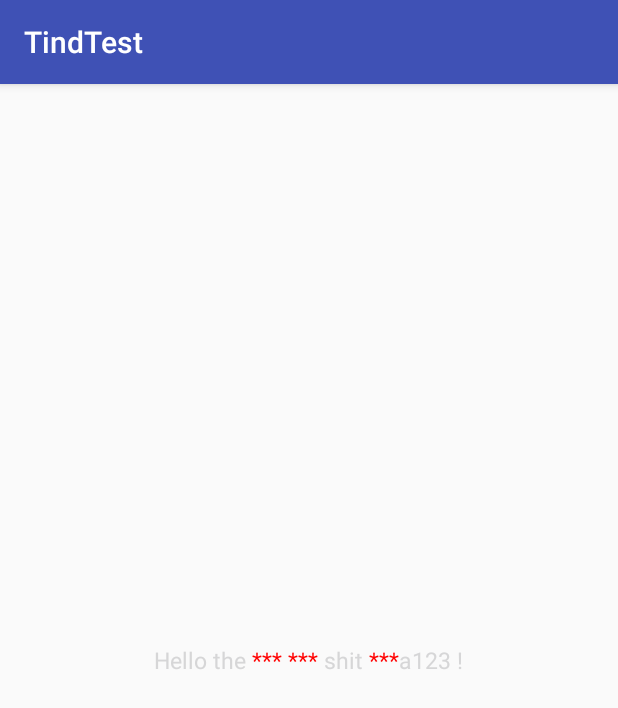
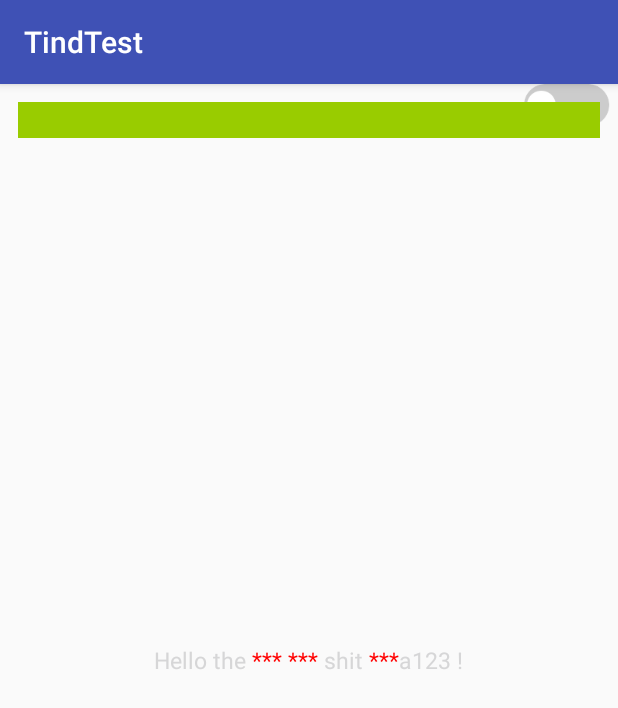
Before and after one commit to DarkSherlock/TindTest, an Android app: the TestWidgetActivity screen opened directly, with no data from a screen before it, on a phone screen of 412 x 824 dp. Shown: the top 708 px of the screen. Run offline under Robolectric (Android 15) with nearby library versions, the phone set to English and light mode, and no system bars.

Commit message:
update test content

```diff
--- a/app/build.gradle
+++ b/app/build.gradle
@@ -64,7 +64,7 @@ android {
     buildToolsVersion '28.0.3'
     defaultConfig {
         applicationId "com.liang.tind.www.tindtest"
-        minSdkVersion 17
+        minSdkVersion 21
         targetSdkVersion 27
         versionCode verCode()
         versionName verName()
@@ -210,7 +210,7 @@ dependencies {
     implementation 'com.trello.rxlifecycle2:rxlifecycle-android:2.2.1'
     implementation 'com.trello.rxlifecycle2:rxlifecycle-components:2.2.1'
     implementation 'com.orhanobut:logger:2.1.1'
-
+    implementation 'com.github.CymChad:BaseRecyclerViewAdapterHelper:2.9.30'
 //    implementation 'android.arch.navigation:navigation-fragment:1.0.0-alpha06'
     //    implementation 'android.arch.navigation:navigation-fragment:1.0.0-alpha06'
     //    implementation "android.arch.navigation:navigation-fragment:$nav_version"
--- a/app/src/main/AndroidManifest.xml
+++ b/app/src/main/AndroidManifest.xml
@@ -49,7 +49,7 @@
         <activity android:name=".activty.TestRecyclerViewActivity"/>
         <activity android:name=".activty.TestBarChartActivity"/>
         <activity android:name=".activty.TestLineChartActivity"/>
-        <activity android:name=".activty.TestWidgetActivity"/>
+        <activity android:name=".activty.widget.TestWidgetActivity"/>
         <activity android:name=".activty.widget.TestOnTouchEventActivity"/>
         <activity android:name=".activty.widget.TestViewActivity"/>
         <!--<activity android:name=".activty.TestLineChartActivity"/>-->
--- a/app/src/main/java/com/liang/tind/www/tindtest/activty/TestRotateImageViewActivity.java
+++ b/app/src/main/java/com/liang/tind/www/tindtest/activty/TestRotateImageViewActivity.java
@@ -31,8 +31,6 @@ public class TestRotateImageViewActivity extends BaseActivity {
     @Override
     protected void init() {
         ButterKnife.bind(this);
-
-
     }
 
     @OnClick(R.id.button)
--- /dev/null
+++ b/app/src/main/res/drawable/qa_goverment_publish_switch_bg_selector.xml
@@ -0,0 +1,5 @@
+<?xml version="1.0" encoding="utf-8"?>
+<selector xmlns:android="http://schemas.android.com/apk/res/android">
+    <item android:drawable="@mipmap/release_switch_open" android:state_checked="true"/>
+    <item android:drawable="@mipmap/release_switch_close" android:state_checked="false"/>
+</selector>
--- a/app/src/main/res/layout/activity_test_rbtn.xml
+++ b/app/src/main/res/layout/activity_test_rbtn.xml
@@ -23,6 +23,8 @@
         android:layout_marginTop="10dp"
         android:id="@+id/et_test"
         android:hint="输入..."
+        android:lines="5"
+        android:gravity="top"
         android:layout_width="match_parent"
         android:layout_height="wrap_content"/>
 
--- a/app/src/main/res/layout/layout_test.xml
+++ b/app/src/main/res/layout/layout_test.xml
@@ -36,4 +36,37 @@
         tools:text="text"
         android:textSize="15sp"
         />
+
+    <TextView
+        android:layout_width="wrap_content"
+        android:layout_height="wrap_content"
+        android:textColor="@color/black_light_333"
+        tools:text="tind"
+        android:layout_alignBottom="@id/text"
+        android:layout_toRightOf="@id/text"
+        android:textSize="15sp"
+        />
+
+    <android.support.v7.widget.SwitchCompat
+        android:id="@+id/switch_anonymous_question"
+        android:layout_width="wrap_content"
+        android:layout_height="wrap_content"
+        android:layout_alignParentRight="true"
+        android:layout_marginRight="5dp"
+        android:checked="false"
+        android:background="@drawable/qa_goverment_publish_switch_bg_selector"
+        app:trackTint="#00000000"
+        app:thumbTint="#00000000"
+        />
+
+    <EditText
+        android:id="@+id/et_title"
+        android:layout_width="match_parent"
+        android:layout_height="wrap_content"
+        android:layout_margin="12dp"
+        android:background="@android:color/holo_green_light"
+        android:gravity="top"
+        android:maxLines="2"
+        android:textSize="17sp"/>
+
 </RelativeLayout>
```
Also changed, not shown: app/src/main/java/com/liang/tind/www/tindtest/activty/MainActivity.java (+29 -7 lines), app/src/main/java/com/liang/tind/www/tindtest/activty/TestRxjavaActivity.java (+55 -74 lines), app/src/main/java/com/liang/tind/www/tindtest/activty/widget/TestViewActivity.java (+20 -1 lines), app/src/main/java/com/liang/tind/www/tindtest/activty/widget/TestWidgetActivity.java (renamed from app/src/main/java/com/liang/tind/www/tindtest/activty/TestWidgetActivity.java, +41 -11 lines), app/src/main/res/values/styles.xml (+11 -0 lines), build.gradle (+6 -2 lines), app/src/main/res/mipmap-xhdpi/release_switch_close.png (added), app/src/main/res/mipmap-xhdpi/release_switch_open.png (added).
